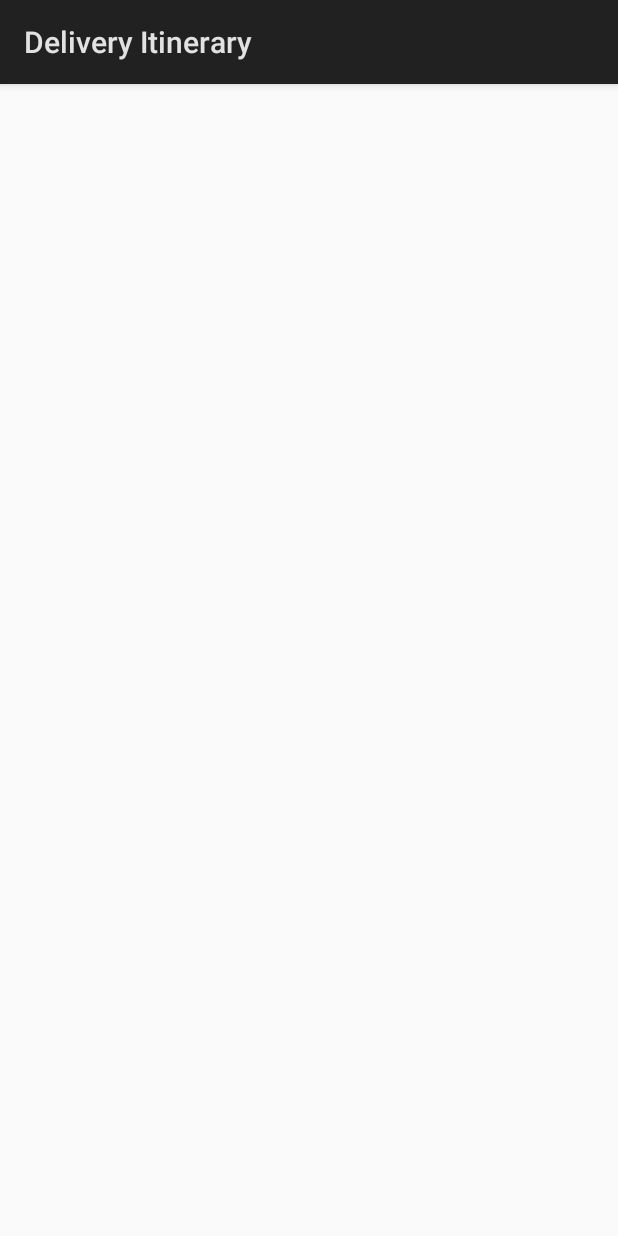
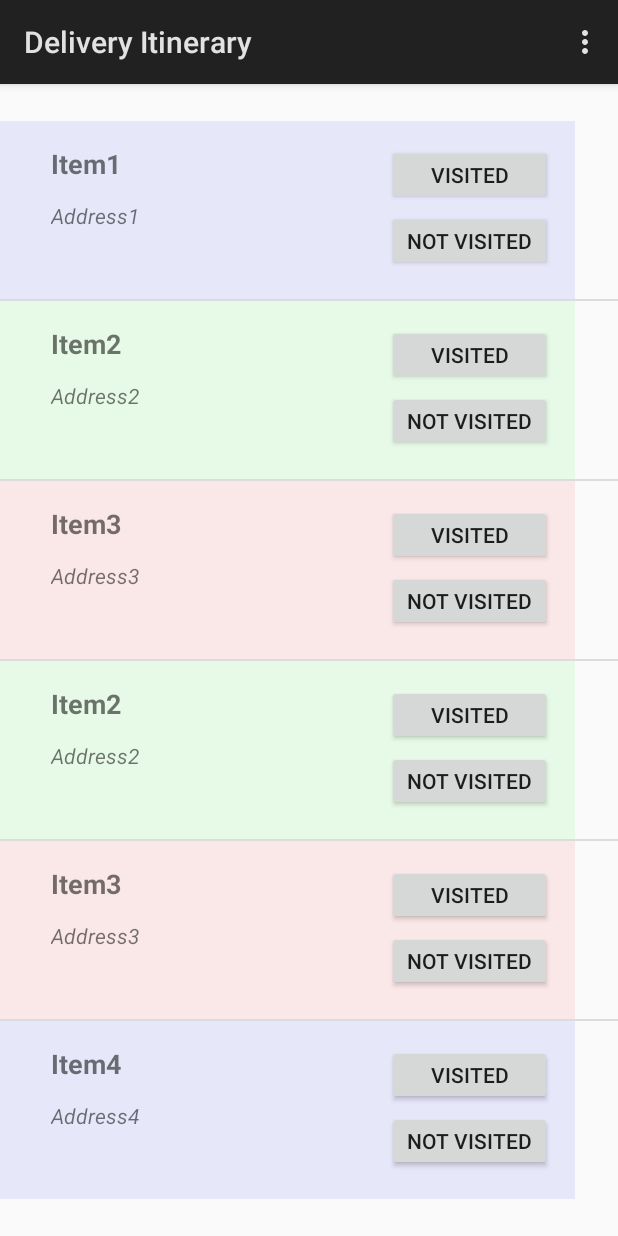
Before and after one commit to Lu4kedr/DeliveryItinerary, an Android app: the screen it shows after launch (MainActivity), on a phone screen of 412 x 824 dp. Run offline under Robolectric (Android 15) with nearby library versions, the phone set to English and light mode, and no system bars.

Commit message:
listV + menu

```diff
--- /dev/null
+++ b/app/src/main/java/dra0060/deliveryitinerary/CustomAdapter.java
@@ -0,0 +1,57 @@
+package dra0060.deliveryitinerary;
+
+import android.content.Context;
+import android.graphics.Color;
+import android.support.constraint.ConstraintLayout;
+import android.text.Layout;
+import android.view.LayoutInflater;
+import android.view.View;
+import android.view.ViewGroup;
+import android.widget.ArrayAdapter;
+import android.widget.LinearLayout;
+import android.widget.TextView;
+
+/**
+ * Created by lu4ke on 14.12.2017.
+ */
+
+class CustomAdapter extends ArrayAdapter<DeliveryItem> {
+
+    CustomAdapter(Context context, DeliveryItem[] items)
+    {
+        super(context,R.layout.custom_row,items);
+
+    }
+
+    @Override
+    public View getView(int position, View convertView, ViewGroup parent) {
+        LayoutInflater inflater =LayoutInflater.from(getContext());
+        View customView= inflater.inflate(R.layout.custom_row,parent,false);
+
+        DeliveryItem oneItem=getItem(position);
+        TextView item =(TextView) customView.findViewById(R.id.txt_Item);
+        TextView address =(TextView) customView.findViewById(R.id.txt_address);
+        TextView note =(TextView) customView.findViewById(R.id.txt_note);
+        LinearLayout layout =(LinearLayout) customView.findViewById(R.id.layout);
+
+        item.setText(oneItem.name);
+        address.setText(oneItem.address);
+        note.setText(oneItem.note);
+
+
+        switch (oneItem.state)
+        {
+            case 0:
+                layout.setBackgroundColor(Color.BLUE);
+                break;
+            case 1:
+                layout.setBackgroundColor(Color.GREEN);
+                break;
+            case 2:
+                layout.setBackgroundColor(Color.RED);
+                break;
+        }
+        layout.getBackground().setAlpha(20);
+        return customView;
+        }
+}
--- /dev/null
+++ b/app/src/main/java/dra0060/deliveryitinerary/DeliveryItem.java
@@ -0,0 +1,37 @@
+package dra0060.deliveryitinerary;
+
+/**
+ * Created by lu4ke on 14.12.2017.
+ */
+
+public class DeliveryItem {
+
+    public String name;
+    public String address;
+    public Double gps1, gps2;
+    public String note;
+    public int state; //0-no visit, 1 - visited, 2- missed
+
+    public DeliveryItem(){
+
+    }
+
+    public DeliveryItem(String Name, String Address, Double Gps1, Double Gps2 )
+    {
+        state=0;
+        name=Name;
+        address=Address;
+        gps1=Gps1;
+        gps2=Gps2;
+    }
+
+    public DeliveryItem(String Name, String Address, Double Gps1, Double Gps2, int State )
+    {
+        state=State;
+        name=Name;
+        address=Address;
+        gps1=Gps1;
+        gps2=Gps2;
+    }
+
+}
--- a/app/src/main/java/dra0060/deliveryitinerary/MainActivity.java
+++ b/app/src/main/java/dra0060/deliveryitinerary/MainActivity.java
@@ -2,6 +2,9 @@ package dra0060.deliveryitinerary;
 
 import android.app.Activity;
 import android.os.Bundle;
+import android.view.Menu;
+import android.widget.ListAdapter;
+import android.widget.ListView;
 
 public class MainActivity extends Activity {
 
@@ -9,5 +12,25 @@ public class MainActivity extends Activity {
     protected void onCreate(Bundle savedInstanceState) {
         super.onCreate(savedInstanceState);
         setContentView(R.layout.activity_main);
+
+        ListView lw =(ListView) findViewById(R.id.lv_itinerary);
+        DeliveryItem[] items = {
+                new DeliveryItem("Item1","Address1",0.33333,1.3333,0),
+                new DeliveryItem("Item2","Address2",0.33333,1.3333,1),
+                new DeliveryItem("Item3","Address3",0.33333,1.3333,2),
+                new DeliveryItem("Item2","Address2",0.33333,1.3333,1),
+                new DeliveryItem("Item3","Address3",0.33333,1.3333,2),
+                new DeliveryItem("Item4","Address4",0.33333,1.3333,0)
+        };
+
+        ListAdapter lwAdapter= new CustomAdapter(this, items);
+        lw.setAdapter(lwAdapter);
+
+    }
+
+    @Override
+    public boolean onCreateOptionsMenu(Menu menu) {
+        getMenuInflater().inflate(R.menu.menu_main,menu);
+        return true;
     }
 }
--- a/app/src/main/res/layout/activity_main.xml
+++ b/app/src/main/res/layout/activity_main.xml
@@ -6,4 +6,16 @@
     android:layout_height="match_parent"
     tools:context="dra0060.deliveryitinerary.MainActivity">
 
+    <ListView
+        android:id="@+id/lv_itinerary"
+        android:layout_width="wrap_content"
+        android:layout_height="wrap_content"
+        android:layout_marginBottom="8dp"
+        android:layout_marginEnd="8dp"
+        android:layout_marginStart="8dp"
+        android:layout_marginTop="8dp"
+        app:layout_constraintBottom_toBottomOf="parent"
+        app:layout_constraintEnd_toEndOf="parent"
+        app:layout_constraintStart_toStartOf="parent"
+        app:layout_constraintTop_toTopOf="parent" />
 </android.support.constraint.ConstraintLayout>
--- /dev/null
+++ b/app/src/main/res/layout/custom_row.xml
@@ -0,0 +1,91 @@
+<?xml version="1.0" encoding="utf-8"?>
+<LinearLayout xmlns:android="http://schemas.android.com/apk/res/android"
+    xmlns:app="http://schemas.android.com/apk/res-auto"
+    xmlns:tools="http://schemas.android.com/tools"
+    android:id="@+id/layout"
+    android:layout_width="match_parent"
+    android:layout_height="wrap_content"
+    android:orientation="vertical">
+
+
+    <android.support.constraint.ConstraintLayout
+        android:layout_width="match_parent"
+        android:layout_height="match_parent">
+
+        <TextView
+            android:id="@+id/txt_note"
+            android:layout_width="212dp"
+            android:layout_height="25dp"
+            android:layout_marginBottom="8dp"
+            android:layout_marginEnd="8dp"
+            android:layout_marginStart="8dp"
+            android:layout_marginTop="2dp"
+            android:text="Note"
+            android:textSize="12sp"
+            app:layout_constraintBottom_toBottomOf="parent"
+            app:layout_constraintEnd_toEndOf="parent"
+            app:layout_constraintHorizontal_bias="0.166"
+            app:layout_constraintStart_toStartOf="parent"
+            app:layout_constraintTop_toBottomOf="@+id/txt_address"
+            app:layout_constraintVertical_bias="0.2" />
+
+        <TextView
+            android:id="@+id/txt_address"
+            android:layout_width="212dp"
+            android:layout_height="30dp"
+            android:layout_marginEnd="8dp"
+            android:layout_marginStart="8dp"
+            android:layout_marginTop="2dp"
+            android:text="Address"
+            android:textStyle="italic"
+            app:layout_constraintEnd_toEndOf="parent"
+            app:layout_constraintHorizontal_bias="0.166"
+            app:layout_constraintStart_toStartOf="parent"
+            app:layout_constraintTop_toBottomOf="@+id/txt_Item" />
+
+        <TextView
+            android:id="@+id/txt_Item"
+            android:layout_width="212dp"
+            android:layout_height="35dp"
+            android:layout_marginEnd="8dp"
+            android:layout_marginStart="8dp"
+            android:layout_marginTop="16dp"
+            android:text="Item"
+            android:textSize="18sp"
+            android:textStyle="bold"
+            app:layout_constraintEnd_toEndOf="parent"
+            app:layout_constraintHorizontal_bias="0.166"
+            app:layout_constraintStart_toStartOf="parent"
+            app:layout_constraintTop_toTopOf="parent" />
+
+        <Button
+            android:id="@+id/btn_visited"
+            android:layout_width="110dp"
+            android:layout_height="40dp"
+            android:layout_marginEnd="15dp"
+            android:layout_marginStart="12dp"
+            android:layout_marginTop="16dp"
+            android:text="Visited"
+            app:layout_constraintEnd_toEndOf="parent"
+            app:layout_constraintHorizontal_bias="1.0"
+            app:layout_constraintStart_toEndOf="@+id/txt_Item"
+            app:layout_constraintTop_toTopOf="parent" />
+
+        <Button
+            android:id="@+id/btn_unVisited"
+            android:layout_width="110dp"
+            android:layout_height="40dp"
+            android:layout_marginBottom="8dp"
+            android:layout_marginEnd="8dp"
+            android:layout_marginStart="8dp"
+            android:layout_marginTop="4dp"
+            android:text="Not Visited"
+            app:layout_constraintBottom_toBottomOf="parent"
+            app:layout_constraintEnd_toEndOf="parent"
+            app:layout_constraintHorizontal_bias="0.382"
+            app:layout_constraintStart_toEndOf="@+id/txt_address"
+            app:layout_constraintTop_toBottomOf="@+id/btn_visited"
+            app:layout_constraintVertical_bias="0.019" />
+
+    </android.support.constraint.ConstraintLayout>
+</LinearLayout>
--- /dev/null
+++ b/app/src/main/res/menu/menu_main.xml
@@ -0,0 +1,6 @@
+<?xml version="1.0" encoding="utf-8"?>
+<menu xmlns:android="http://schemas.android.com/apk/res/android">
+
+    <item android:title="Item" />
+    <item android:title="Item" />
+</menu>
```
